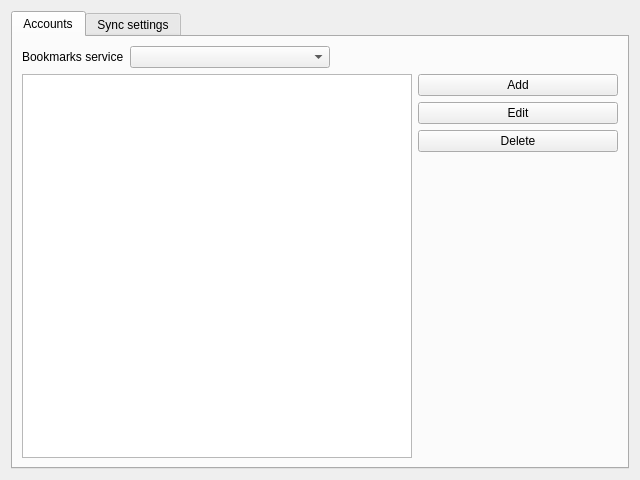
The window that src/plugins/poshuku/plugins/onlinebookmarks/settings.ui (0xd34df00d/leechcraft) describes before a commit, drawn with Qt 5.
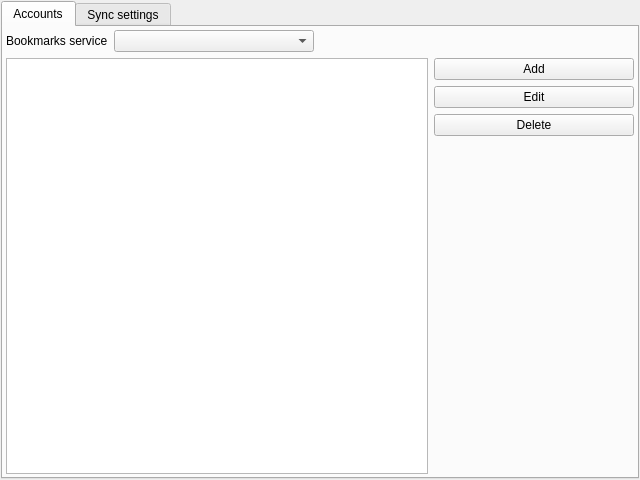
The same window after the commit.

Commit message: OnlineBookmarks: form fixes.

What changed in the file:
```diff
--- a/src/plugins/poshuku/plugins/onlinebookmarks/settings.ui
+++ b/src/plugins/poshuku/plugins/onlinebookmarks/settings.ui
@@ -14,6 +14,9 @@
    <string>Form</string>
   </property>
   <layout class="QGridLayout" name="gridLayout">
+   <property name="margin">
+    <number>1</number>
+   </property>
    <item row="0" column="0">
     <widget class="QTabWidget" name="OnlineBookmarks_">
      <property name="currentIndex">
@@ -24,6 +27,9 @@
        <string>Accounts</string>
       </attribute>
       <layout class="QGridLayout" name="gridLayout_2">
+       <property name="margin">
+        <number>3</number>
+       </property>
        <item row="0" column="0">
         <layout class="QHBoxLayout" name="horizontalLayout_2">
          <item>
```
Left out of the diff: 5 changed lines with no effect on the pictures.
